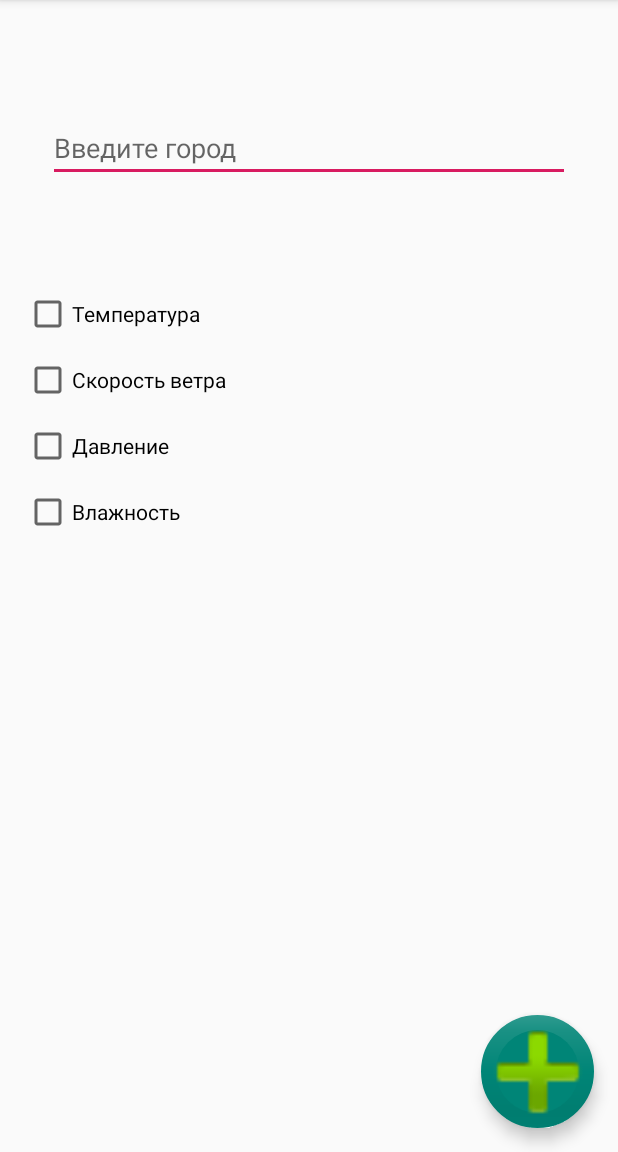
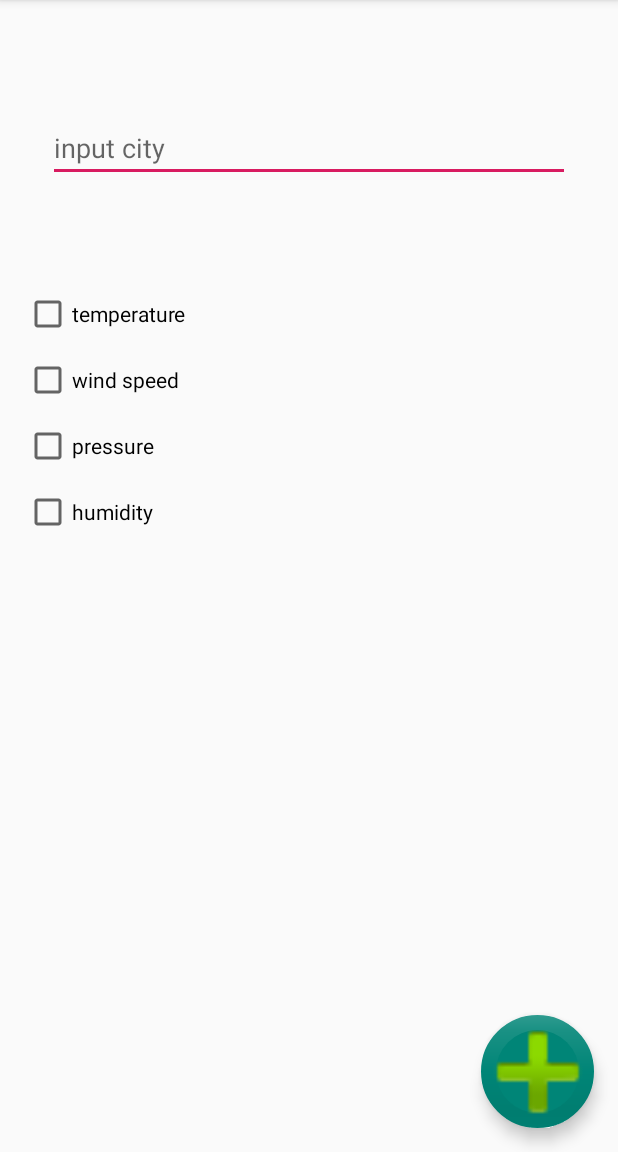
Before and after one commit to ivanbeshka/weatherApp, an Android app: the screen it shows after launch (MainActivity), on a phone screen of 412 x 824 dp, the part 84-1236 px from its top. Run offline under Robolectric (Android 15) with nearby library versions, the phone set to English and light mode, and no system bars.

```diff
--- a/app/src/main/res/values/strings.xml
+++ b/app/src/main/res/values/strings.xml
@@ -1,9 +1,9 @@
 <resources>
     <string name="app_name">weather_app</string>
-    <string name="input_city">Введите город</string>
-    <string name="temperature">Температура</string>
-    <string name="wind_speed">Скорость ветра</string>
-    <string name="pressure">Давление</string>
-    <string name="humidity">Влажность</string>
+    <string name="input_city">input city</string>
+    <string name="temperature">temperature</string>
+    <string name="wind_speed">wind speed</string>
+    <string name="pressure">pressure</string>
+    <string name="humidity">humidity</string>
     <string name="city">City</string>
 </resources>
```
